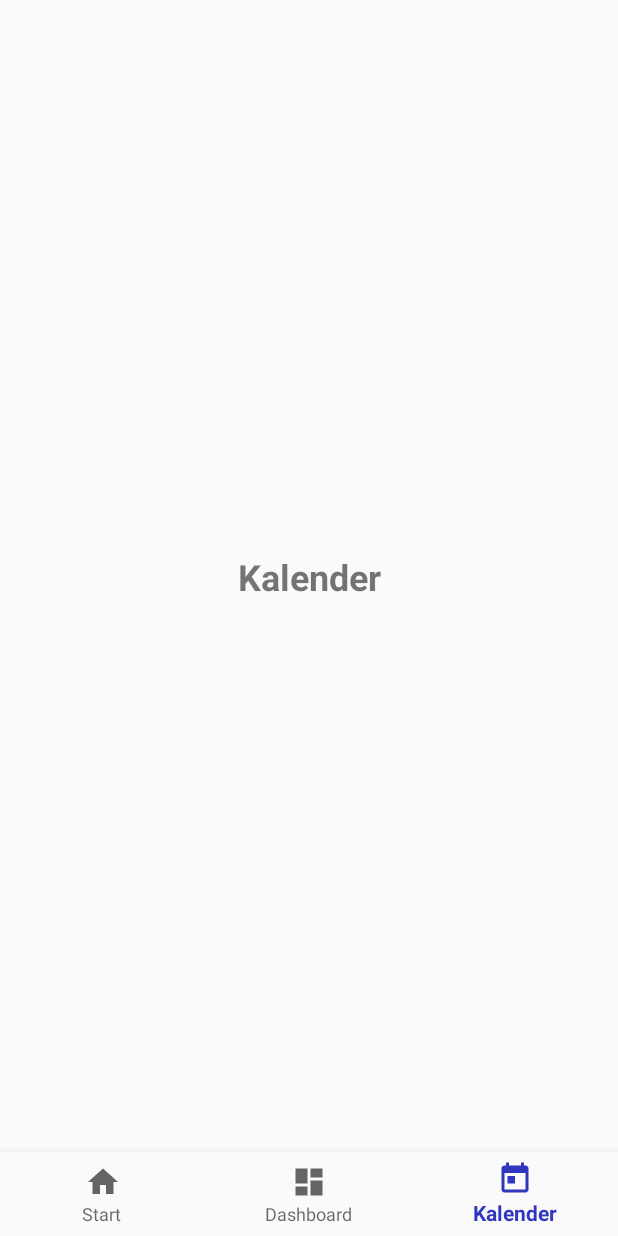
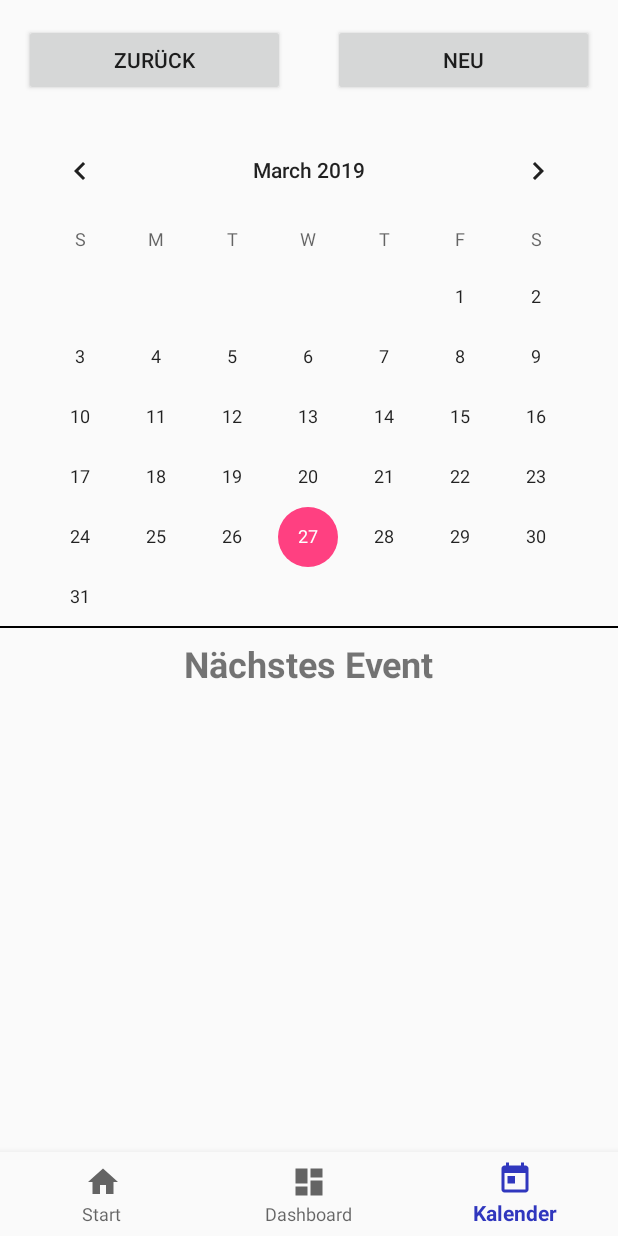
Before and after one commit to TimLisemer/LearningUnit, an Android app: the Organizer screen opened directly, with no data from a screen before it, item 3 of the bottom bar chosen, on a phone screen of 412 x 824 dp. Run offline under Robolectric (Android 15) with nearby library versions, the phone set to English and light mode, and no system bars; Roboto replaces fonts that are not available here; 2 statements that could not run were skipped.

Commit message:
Organizer Design

```diff
--- a/app/src/main/res/layout/activity_organizer.xml
+++ b/app/src/main/res/layout/activity_organizer.xml
@@ -6,6 +6,49 @@
     android:layout_width="match_parent"
     android:layout_height="match_parent"
     tools:context=".menu.organizer.Organizer">
+
+    <android.support.constraint.ConstraintLayout
+        android:id="@+id/constraintLayout6"
+        android:layout_width="match_parent"
+        android:layout_height="wrap_content"
+        android:layout_marginBottom="8dp"
+        app:layout_constraintBottom_toBottomOf="parent"
+        app:layout_constraintEnd_toEndOf="parent"
+        app:layout_constraintStart_toStartOf="parent"
+        app:layout_constraintTop_toTopOf="parent"
+        app:layout_constraintVertical_bias="0.0">
+
+        <Button
+            android:id="@+id/organizer_back"
+            android:layout_width="0dp"
+            android:layout_height="wrap_content"
+            android:layout_marginStart="16dp"
+            android:layout_marginTop="16dp"
+            android:layout_marginEnd="16dp"
+            android:text="@string/Back"
+            app:layout_constraintEnd_toStartOf="@+id/guideline35"
+            app:layout_constraintStart_toStartOf="parent"
+            app:layout_constraintTop_toTopOf="parent" />
+
+        <Button
+            android:id="@+id/organizer_new"
+            android:layout_width="0dp"
+            android:layout_height="wrap_content"
+            android:layout_marginStart="16dp"
+            android:layout_marginTop="16dp"
+            android:layout_marginEnd="16dp"
+            android:text="@string/New"
+            app:layout_constraintEnd_toEndOf="parent"
+            app:layout_constraintStart_toStartOf="@+id/guideline35"
+            app:layout_constraintTop_toTopOf="parent" />
+
+        <android.support.constraint.Guideline
+            android:id="@+id/guideline35"
+            android:layout_width="wrap_content"
+            android:layout_height="wrap_content"
+            android:orientation="vertical"
+            app:layout_constraintGuide_percent="0.5" />
+    </android.support.constraint.ConstraintLayout>
 
     <android.support.design.widget.BottomNavigationView
         android:id="@+id/navigation"
@@ -23,10 +66,13 @@
         android:id="@+id/containerOrganizer"
         android:layout_width="0dp"
         android:layout_height="0dp"
+        android:layout_marginTop="8dp"
         app:layout_behavior="@string/appbar_scrolling_view_behavior"
         app:layout_constraintBottom_toTopOf="@+id/navigation"
         app:layout_constraintEnd_toEndOf="parent"
+        app:layout_constraintHorizontal_bias="0.0"
         app:layout_constraintStart_toStartOf="parent"
-        app:layout_constraintTop_toTopOf="parent" />
+        app:layout_constraintTop_toBottomOf="@+id/constraintLayout6"
+        app:layout_constraintVertical_bias="0.0" />
 
 </android.support.constraint.ConstraintLayout>
--- a/app/src/main/res/layout/fragment_organizer_calendar.xml
+++ b/app/src/main/res/layout/fragment_organizer_calendar.xml
@@ -1,24 +1,60 @@
 <?xml version="1.0" encoding="utf-8"?>
-<android.support.constraint.ConstraintLayout
-    xmlns:android="http://schemas.android.com/apk/res/android"
+<android.support.constraint.ConstraintLayout xmlns:android="http://schemas.android.com/apk/res/android"
     xmlns:app="http://schemas.android.com/apk/res-auto"
     xmlns:tools="http://schemas.android.com/tools"
     android:layout_width="match_parent"
     android:layout_height="match_parent">
 
-    <TextView
-        android:id="@+id/textView16"
-        android:layout_width="wrap_content"
+    <CalendarView
+        android:id="@+id/calendarView"
+        android:layout_width="0dp"
         android:layout_height="wrap_content"
         android:layout_marginStart="8dp"
         android:layout_marginTop="8dp"
         android:layout_marginEnd="8dp"
-        android:layout_marginBottom="8dp"
-        android:text="Kalender"
-        android:textSize="24sp"
-        android:textStyle="bold"
         app:layout_constraintBottom_toBottomOf="parent"
         app:layout_constraintEnd_toEndOf="parent"
         app:layout_constraintStart_toStartOf="parent"
-        app:layout_constraintTop_toTopOf="parent" />
+        app:layout_constraintTop_toTopOf="parent"
+        app:layout_constraintVertical_bias="0.0" />
+
+    <View
+        android:id="@+id/textView16"
+        android:layout_width="0dp"
+        android:layout_height="1dp"
+        android:layout_marginBottom="8dp"
+        android:background="#000000"
+        app:layout_constraintBottom_toTopOf="@+id/scrollView2"
+        app:layout_constraintEnd_toEndOf="parent"
+        app:layout_constraintStart_toStartOf="parent"
+        app:layout_constraintTop_toBottomOf="@+id/calendarView"
+        app:layout_constraintVertical_bias="0.0" />
+
+    <ScrollView
+        android:id="@+id/scrollView2"
+        android:layout_width="0dp"
+        android:layout_height="0dp"
+        app:layout_constraintBottom_toBottomOf="parent"
+        app:layout_constraintEnd_toEndOf="parent"
+        app:layout_constraintStart_toStartOf="parent"
+        app:layout_constraintTop_toBottomOf="@+id/calendarView">
+
+        <android.support.constraint.ConstraintLayout
+            android:id="@+id/ConstraintLayout"
+            android:layout_width="match_parent"
+            android:layout_height="wrap_content">
+
+            <TextView
+                android:id="@+id/textView17"
+                android:layout_width="wrap_content"
+                android:layout_height="wrap_content"
+                android:layout_marginTop="8dp"
+                android:text="@string/NextEvent"
+                android:textSize="24sp"
+                android:textStyle="bold"
+                app:layout_constraintEnd_toEndOf="parent"
+                app:layout_constraintStart_toStartOf="parent"
+                app:layout_constraintTop_toTopOf="parent" />
+        </android.support.constraint.ConstraintLayout>
+    </ScrollView>
 </android.support.constraint.ConstraintLayout>
--- a/app/src/main/res/values/strings.xml
+++ b/app/src/main/res/values/strings.xml
@@ -87,4 +87,5 @@
     <string name="Notes">Notizen</string>
     <string name="Pictures">Bilder</string>
     <string name="Events">Termine</string>
+    <string name="NextEvent">Nächstes Event</string>
 </resources>
```
Also changed, not shown: 2 other files.
